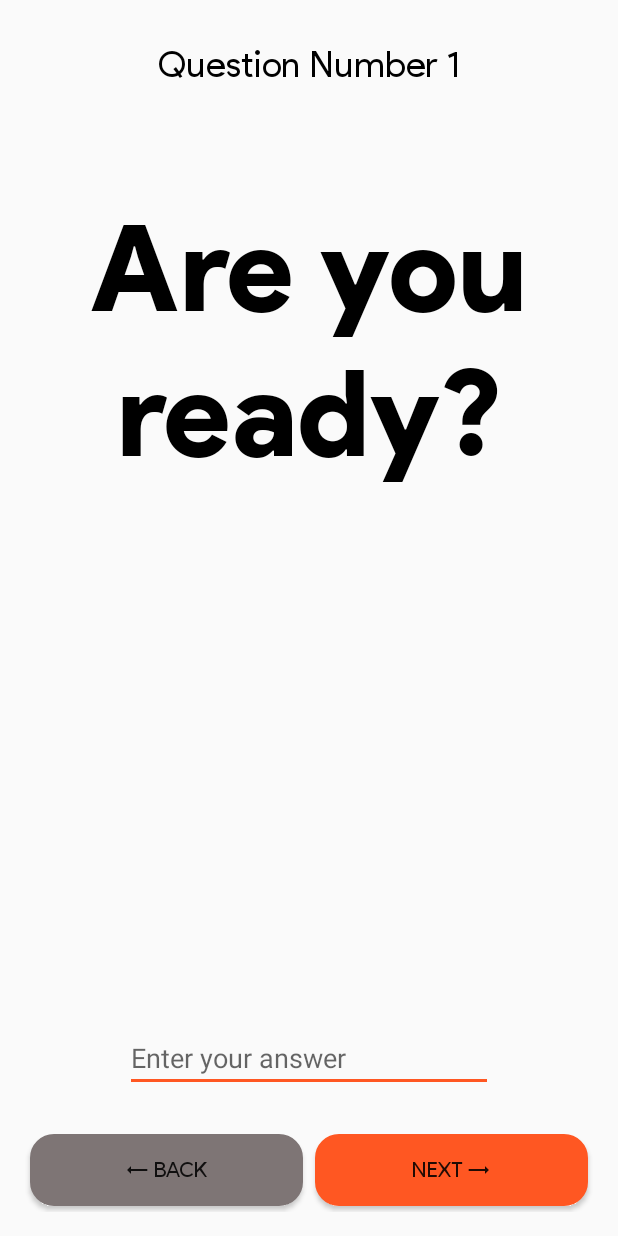
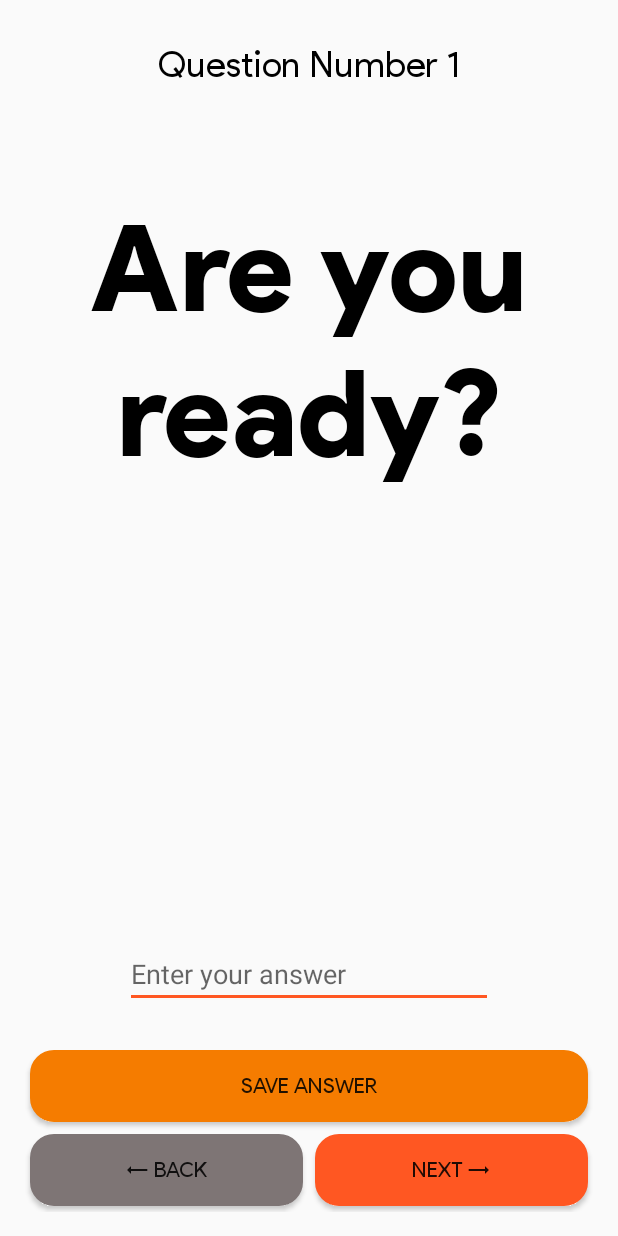
Before and after one commit to meh430/MathMe, an Android app: the TestMode screen opened directly, with no data from a screen before it, after a tap on "<- BACK", on a phone screen of 412 x 824 dp. Run offline under Robolectric (Android 15) with nearby library versions, the phone set to English and light mode, and no system bars; 2 other taps on this screen came first.

```diff
--- /dev/null
+++ b/app/src/main/res/drawable/rounded_button3.xml
@@ -0,0 +1,16 @@
+<?xml version="1.0" encoding="utf-8"?>
+<shape xmlns:android="http://schemas.android.com/apk/res/android">
+    <stroke
+        android:width="1dp"
+        android:color="#F57C00" />
+
+    <solid android:color="#F57C00" />
+
+    <padding
+        android:left="1dp"
+        android:right="1dp"
+        android:bottom="1dp"
+        android:top="1dp" />
+
+    <corners android:radius="15dp" />
+</shape>
--- a/app/src/main/res/layout/activity_test_mode.xml
+++ b/app/src/main/res/layout/activity_test_mode.xml
@@ -45,18 +45,14 @@
         android:id="@+id/answer_edit_text"
         android:layout_width="245dp"
         android:layout_height="wrap_content"
-        android:layout_above="@+id/test_buttons"
+        android:layout_above="@+id/save_button"
         android:layout_centerHorizontal="true"
-        android:layout_marginStart="24dp"
-        android:layout_marginLeft="24dp"
-        android:layout_marginTop="24dp"
-        android:layout_marginEnd="24dp"
-        android:layout_marginRight="24dp"
         android:layout_marginBottom="24dp"
         android:hint="@string/test_hint"
         android:inputType="number|numberSigned"
         android:visibility="invisible"
         tools:ignore="Autofill" />
+
 
     <LinearLayout
         android:visibility="invisible"
@@ -89,4 +85,17 @@
             tools:ignore="ButtonStyle" />
     </LinearLayout>
 
+    <Button
+        android:layout_margin="4dp"
+        android:visibility="invisible"
+        android:background="@drawable/rounded_button3"
+        android:id="@+id/save_button"
+        android:onClick="onSave"
+        android:layout_width="match_parent"
+        android:fontFamily="@font/google_regular"
+        android:layout_height="wrap_content"
+        android:layout_above="@id/test_buttons"
+        android:layout_centerHorizontal="true"
+        android:text="@string/save_answer_label" />
+
 </RelativeLayout>
--- a/app/src/main/res/values/strings.xml
+++ b/app/src/main/res/values/strings.xml
@@ -41,4 +41,5 @@
     <string name="take_me_home">Take me Home</string>
     <string name="title_activity_test_results">TestResults</string>
     <string name="test_mode_result">Test Mode Result</string>
+    <string name="save_answer_label">Save Answer</string>
 </resources>
```
Also changed, not shown: app/src/main/java/com/example/mathme/TestMode.java (+16 -37 lines).
